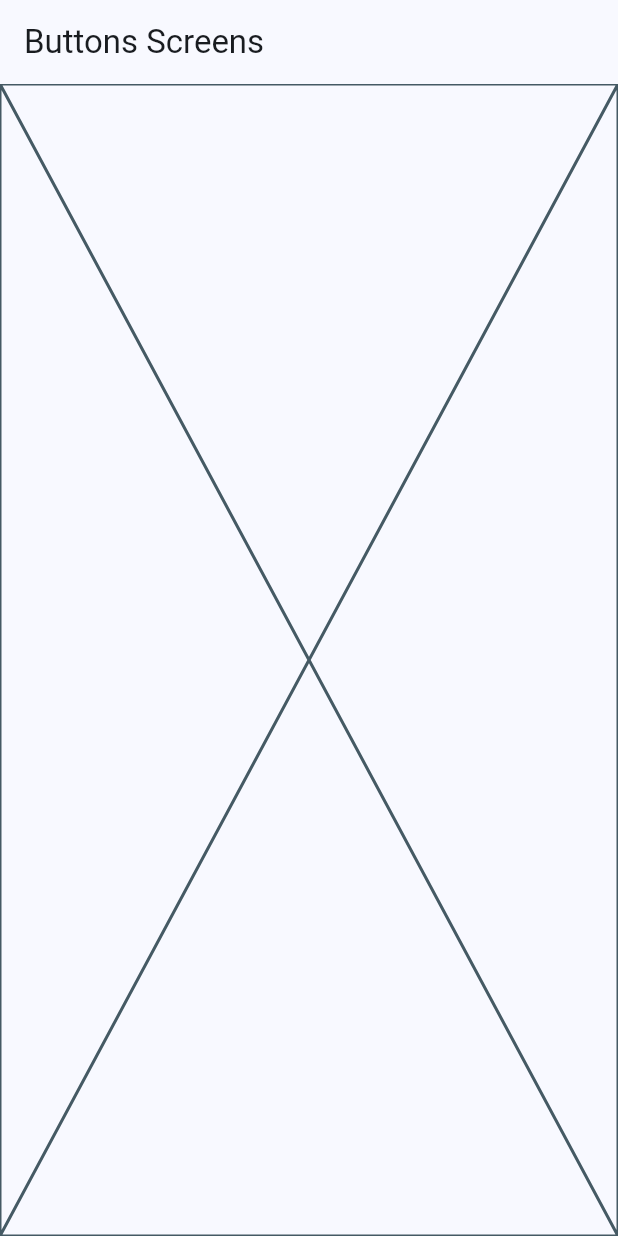
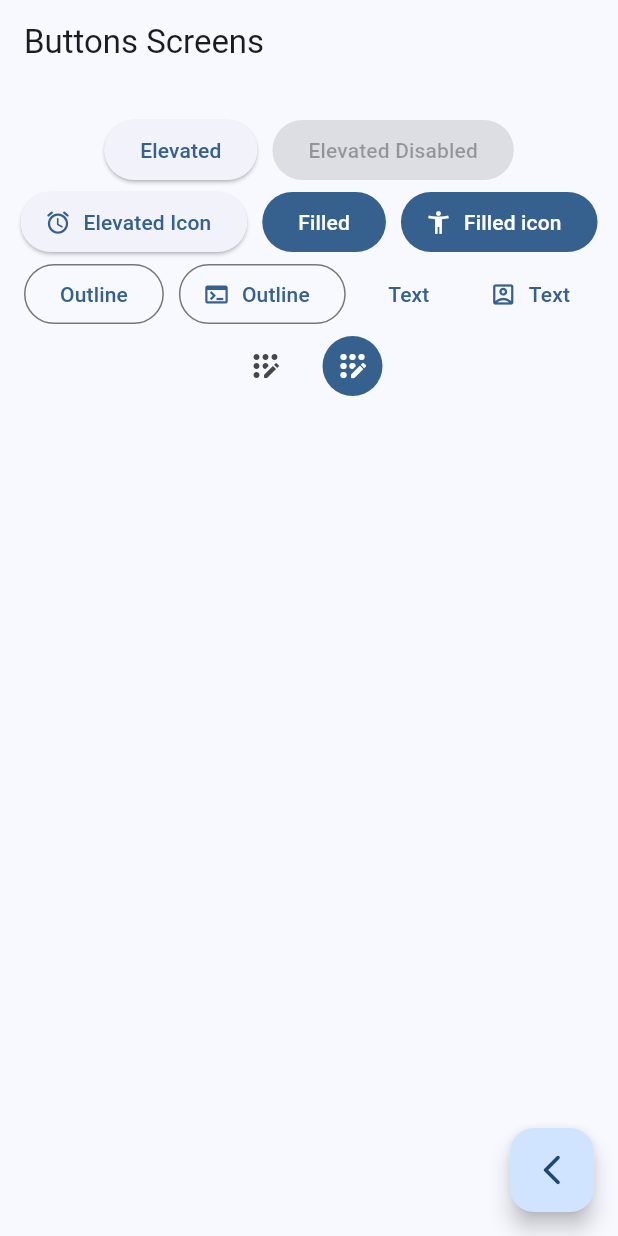
Before and after one commit to Kanicbay/Flutter-Learning, a Flutter app: the ButtonsScreen screen opened by its route, on a phone screen of 412 x 824 dp. Run offline on Flutter 3.47's test engine with Material 3 defaults, Android fonts, the phone set to English and light mode, and no system bars; our stand-ins replace animate_do, dio, go_router, video_player.

Commit message:
feat(widgets_app): create buttons screen with multiple material buttons
Brian Coyago

```diff
--- a/Flutter/widgets_app/lib/presentation/screens/buttons/buttons_screen.dart
+++ b/Flutter/widgets_app/lib/presentation/screens/buttons/buttons_screen.dart
@@ -1,7 +1,7 @@
 import 'package:flutter/material.dart';
+import 'package:go_router/go_router.dart';
 
 class ButtonsScreen extends StatelessWidget {
-
   static const String name = 'buttons_screen';
 
   const ButtonsScreen({super.key});
@@ -10,7 +10,77 @@ class ButtonsScreen extends StatelessWidget {
   Widget build(BuildContext context) {
     return Scaffold(
       appBar: AppBar(title: const Text('Buttons Screens')),
-      body: const Placeholder(),
+      body: _ButtonsView(),
+      floatingActionButton: FloatingActionButton(
+        onPressed: () {
+          context.pop();
+        },
+        child: Icon(Icons.arrow_back_ios_new_rounded),
+      ),
     );
   }
 }
+
+class _ButtonsView extends StatelessWidget {
+  const _ButtonsView();
+
+  @override
+  Widget build(BuildContext context) {
+    final colors = Theme.of(context).colorScheme;
+
+    return SizedBox(
+      width: double.infinity,
+      child: Padding(
+        padding: const EdgeInsets.symmetric(horizontal: 10, vertical: 20),
+        child: Wrap(
+          spacing: 10,
+          alignment: WrapAlignment.center,
+          children: [
+            ElevatedButton(onPressed: () {}, child: const Text('Elevated')),
+            const ElevatedButton(
+              onPressed: null,
+              child: Text('Elevated Disabled'),
+            ),
+            ElevatedButton.icon(
+              onPressed: () {},
+              icon: Icon(Icons.access_alarm_rounded),
+              label: Text('Elevated Icon'),
+            ),
+            FilledButton(onPressed: () {}, child: const Text('Filled')),
+            FilledButton.icon(
+              onPressed: () {},
+              icon: Icon(Icons.accessibility_new),
+              label: const Text('Filled icon'),
+            ),
+            OutlinedButton(onPressed: () {}, child: const Text('Outline')),
+            OutlinedButton.icon(
+              onPressed: () {},
+              icon: Icon(Icons.terminal),
+              label: const Text('Outline'),
+            ),
+            TextButton(onPressed: () {}, child: const Text('Text')),
+            TextButton.icon(
+              onPressed: () {},
+              icon: Icon(Icons.account_box_outlined),
+              label: const Text('Text'),
+            ),
+
+            // TODO: custom button
+            IconButton(
+              onPressed: () {},
+              icon: const Icon(Icons.app_registration_rounded),
+            ),
+            IconButton(
+              onPressed: () {},
+              icon: const Icon(Icons.app_registration_rounded),
+              style: ButtonStyle(
+                backgroundColor: WidgetStatePropertyAll(colors.primary),
+                iconColor: WidgetStatePropertyAll(Colors.white),
+              ),
+            ),
+          ],
+        ),
+      ),
+    );
+  }
+}
```
